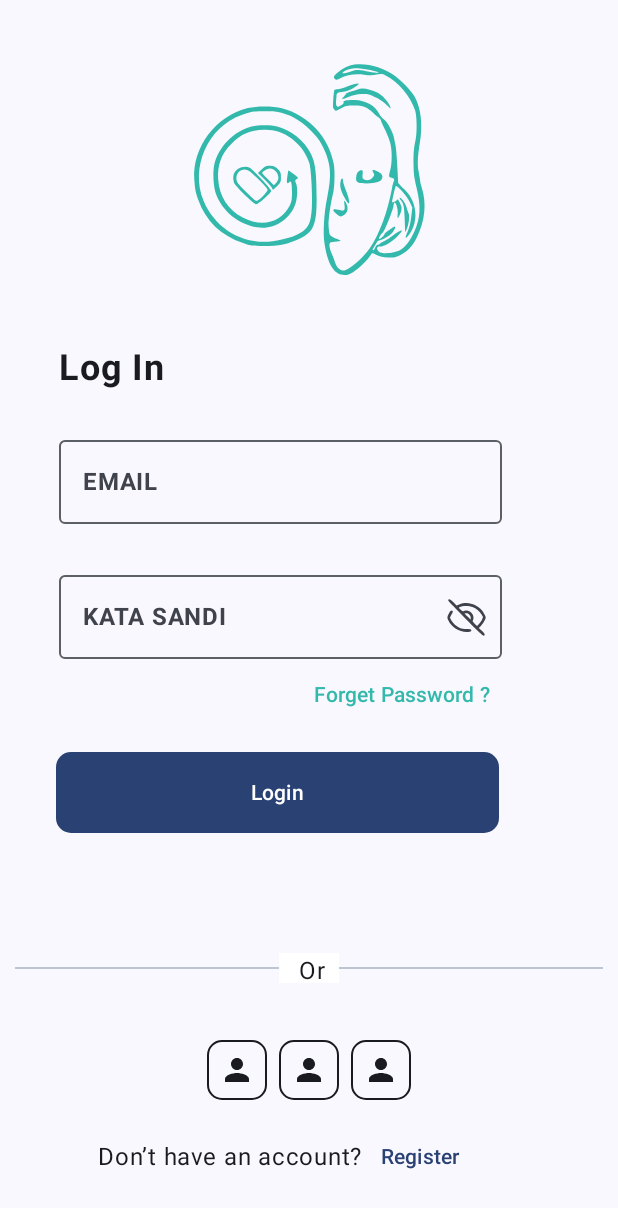
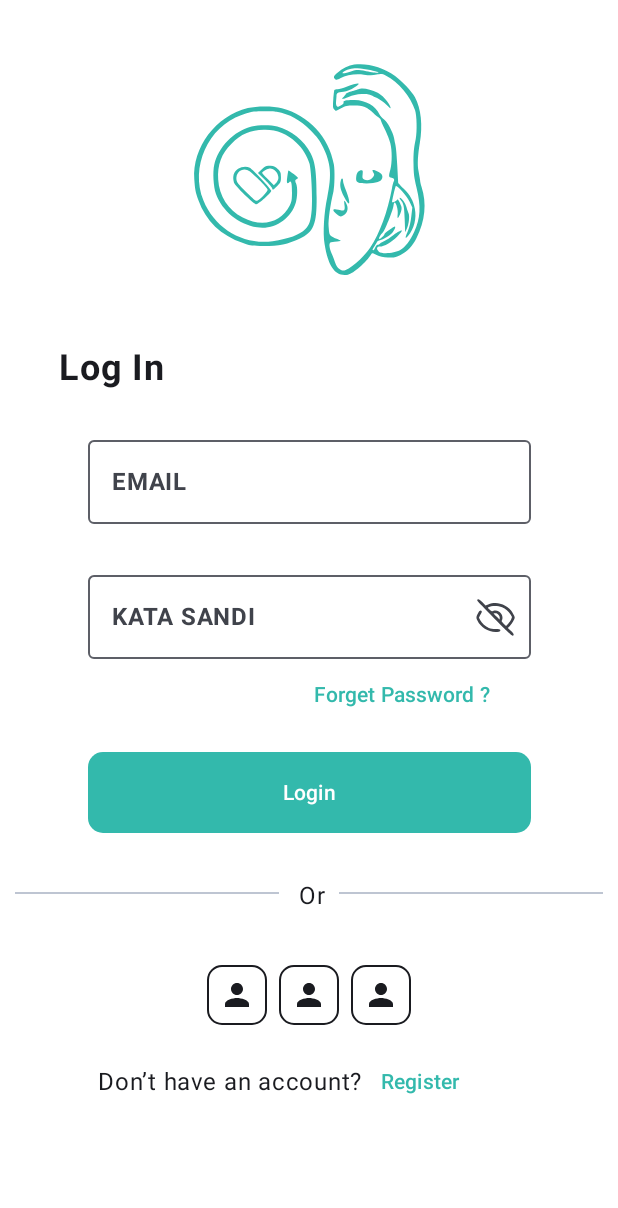
Before and after one commit to ArniNaziraSe/SejiwaKuApp, an Android app built with Jetpack Compose: the composable LoginPage shown on its own in the app's theme, after a tap on "Register", on a phone screen of 412 x 824 dp. Shown: the top 1208 px of the screen. Run offline under Robolectric (Android 15) with nearby library versions, the phone set to English and light mode, and no system bars.

Commit message:
tambah halaman RegisterPage

```diff
--- a/app/src/main/java/com/msv/sejiwaku/MainActivity.kt
+++ b/app/src/main/java/com/msv/sejiwaku/MainActivity.kt
@@ -11,6 +11,7 @@ import androidx.compose.runtime.Composable
 import androidx.compose.ui.Modifier
 import androidx.compose.ui.tooling.preview.Preview
 import androidx.core.splashscreen.SplashScreen.Companion.installSplashScreen
+import com.msv.sejiwaku.loginpage.LoginPage
 import com.msv.sejiwaku.ui.theme.SejiwakuTheme
 
 class MainActivity : ComponentActivity() {
@@ -24,7 +25,7 @@ class MainActivity : ComponentActivity() {
                     modifier = Modifier.fillMaxSize(),
                     color = MaterialTheme.colorScheme.background
                 ) {
-                    Text(text = "Kosong")
+                    LoginPage()
                 }
             }
         }
--- a/app/src/main/java/com/msv/sejiwaku/loginpage/LoginScreen.kt
+++ b/app/src/main/java/com/msv/sejiwaku/loginpage/LoginScreen.kt
@@ -23,6 +23,8 @@ import androidx.compose.material.icons.filled.Person
 import androidx.compose.material.icons.outlined.Email
 import androidx.compose.material.icons.outlined.Send
 import androidx.compose.material3.Button
+import androidx.compose.material3.ButtonColors
+import androidx.compose.material3.ButtonDefaults
 import androidx.compose.material3.Divider
 import androidx.compose.material3.Icon
 import androidx.compose.material3.IconButton
@@ -61,19 +63,21 @@ import com.msv.sejiwaku.ui.theme.SejiwakuTheme
 @Composable
 fun LoginPage() {
     Column(
-        modifier = Modifier.fillMaxSize()
+        modifier = Modifier
+            .fillMaxSize()
+            .background(Color.White)
     ) {
 
-        var newTextValue by remember {
+        var emaillogin by remember {
             mutableStateOf("")
         }
-        var password by rememberSaveable {
+        var passwordlogin by rememberSaveable {
             mutableStateOf("")
         }
-        var passwordVisibility by remember {
+        var passwordVisibilitylogin by remember {
             mutableStateOf(false)
         }
-        var icon = if(passwordVisibility)
+        var icon = if(passwordVisibilitylogin)
             painterResource(id = R.drawable.on_eye)
         else
             painterResource(id = R.drawable.off_eye)
@@ -94,32 +98,33 @@ fun LoginPage() {
         }
         Column(
             modifier = Modifier
-                .padding(top = 24.dp, start = 39.dp)
+                .padding(top = 24.dp)
                 .fillMaxWidth()
         ) {
-            Text(text = "Log In", fontSize = 24.sp, fontWeight = FontWeight.Bold)
+            Text(text = "Log In", fontSize = 24.sp, fontWeight = FontWeight.Bold, modifier = Modifier.padding(start = 39.dp))
             Spacer(modifier = Modifier.size(26.dp))
+            Column(
+                modifier = Modifier.fillMaxWidth(),
+                horizontalAlignment = Alignment.CenterHorizontally
+            ) {
                 OutlinedTextField(
-                value = newTextValue, onValueChange = {
-                    newTextValue = it
+                    value = emaillogin, onValueChange = {
+                        emaillogin = it
                     },
                     label = { Text(text = "EMAIL", fontWeight = FontWeight.Bold) },
                     //maxLines = 2
                     singleLine = true,
                     modifier = Modifier.width(295.dp),
                     placeholder = {
-                    Text(text = "test@email.com")
+                        Text(text = "smantha@mail.com")
                     },
 
                     )
                 Spacer(modifier = Modifier.size(26.dp))
                 OutlinedTextField(
-                value = password,
+                    value = passwordlogin,
                     onValueChange = {
-                    password = it
-                },
-                placeholder = {
-                    Text(text = "KATA SANDI", fontWeight = FontWeight.Bold)
+                        passwordlogin = it
                     },
                     modifier = Modifier.width(295.dp),
                     label = {
@@ -127,7 +132,7 @@ fun LoginPage() {
                     },
                     trailingIcon = {
                         IconButton(onClick = {
-                        passwordVisibility = !passwordVisibility
+                            passwordVisibilitylogin = !passwordVisibilitylogin
                         }) {
                             Icon(
                                 painter = icon,
@@ -139,9 +144,10 @@ fun LoginPage() {
                     keyboardOptions = KeyboardOptions(
                         keyboardType = KeyboardType.Password
                     ),
-                visualTransformation = if(passwordVisibility) VisualTransformation.None
+                    visualTransformation = if(passwordVisibilitylogin) VisualTransformation.None
                     else PasswordVisualTransformation()
                 )
+            }
 
         }
         Column(
@@ -160,14 +166,23 @@ fun LoginPage() {
             }
         }
         Column(
-            modifier = Modifier.padding(top = 14.dp, start = 37.dp),
-            verticalArrangement = Arrangement.Center,
+            modifier = Modifier
+                .padding(top = 14.dp,)
+                .fillMaxWidth(),
             horizontalAlignment = Alignment.CenterHorizontally
         ) {
             Button(
                 modifier = Modifier.size(height = 54.dp, width = 295.dp),
                 onClick = { /*TODO*/ },
-                shape = RoundedCornerShape(10.dp)
+                shape = RoundedCornerShape(10.dp),
+                colors = ButtonDefaults.buttonColors(
+                    containerColor = Color(
+                        red = 0.2f,
+                        green = 0.725f,
+                        blue = 0.675f,
+                        alpha = 1.0f
+                    ),
+                )
             ) {
                 Text(text = "Login")
             }
@@ -175,7 +190,7 @@ fun LoginPage() {
         Column(
             Modifier
                 .fillMaxWidth()
-                .padding(top = 70.dp)
+                .padding(top = 20.dp)
         ) {
             Box(
                 Modifier.padding(10.dp),
@@ -219,7 +234,15 @@ fun LoginPage() {
         ) {
             Text(text = "Don’t have an account?")
             TextButton(onClick = { /*TODO*/ }) {
-                Text(text = "Register")
+                Text(
+                    text = "Register",
+                    color = Color(
+                        red = 0.2f,
+                        green = 0.725f,
+                        blue = 0.675f,
+                        alpha = 1.0f
+                    ),
+                )
             }
         }
     }
```
Also changed, not shown: app/src/main/java/com/msv/sejiwaku/loginpage/RegisterScreen.kt (added, +241 -0 lines), app/src/main/res/drawable/iconback.xml (added, +10 -0 lines). Lines whose indentation alone changed are shown as unchanged.
